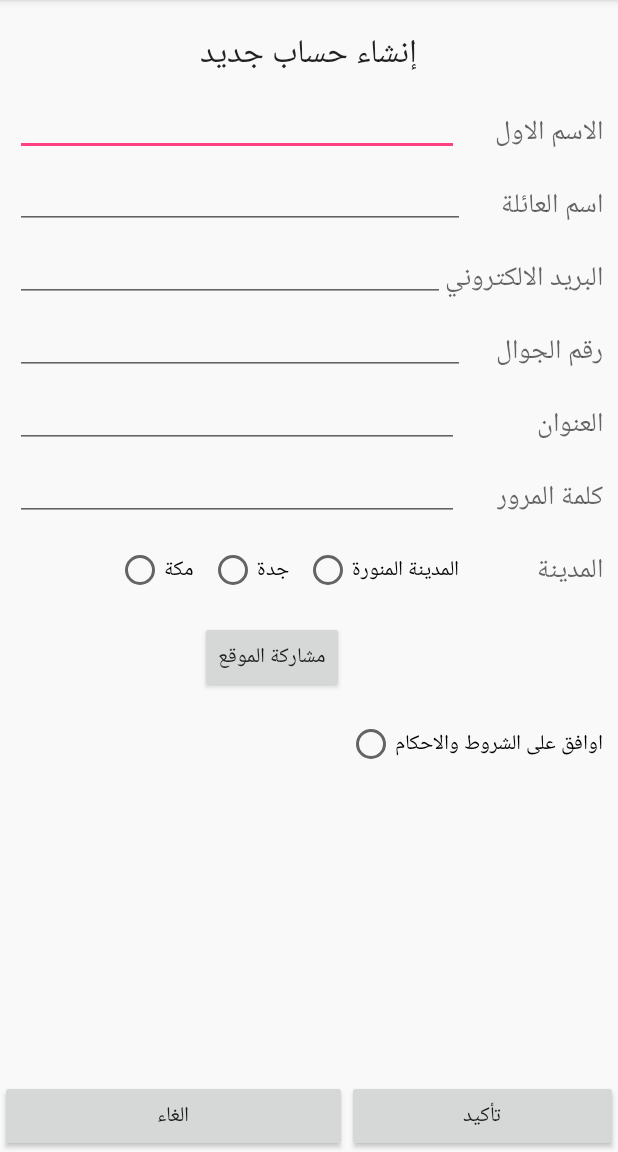
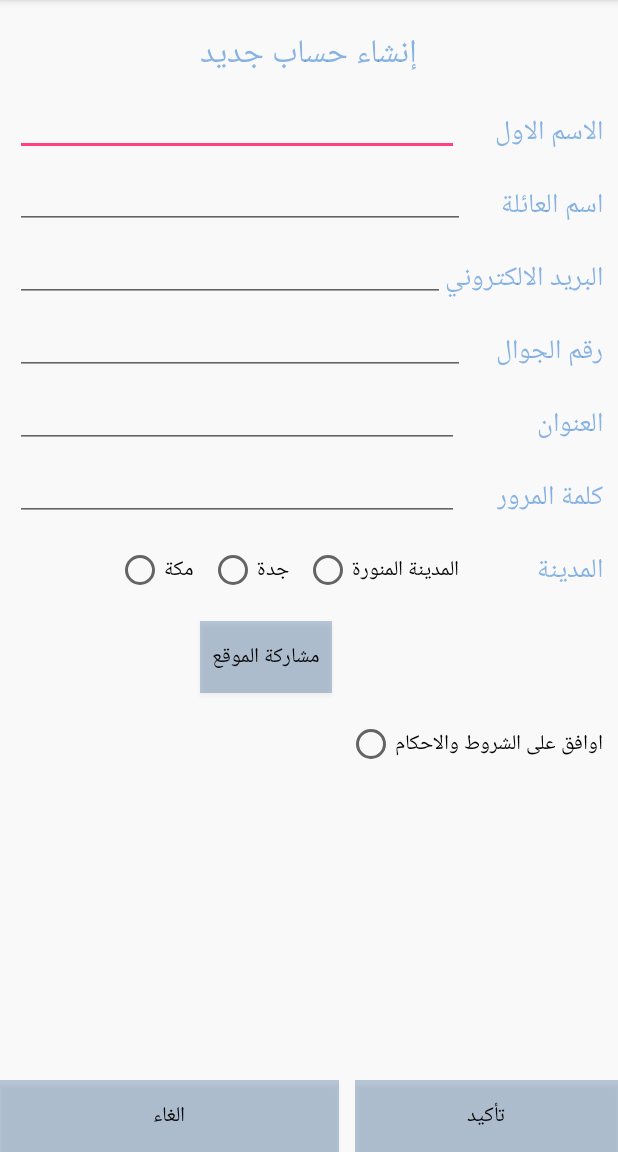
Before and after one commit to rahmony/ElectronicKitchen, an Android app: the SignUpActivity screen opened directly, with no data from a screen before it, on a phone screen of 412 x 824 dp, the part 84-1236 px from its top. Run offline under Robolectric (Android 15) with nearby library versions, the phone set to English and light mode, and no system bars.

Commit message:
The fourth review of the previous code and modify it.

```diff
--- a/app/src/main/res/layout/activity_sign_up.xml
+++ b/app/src/main/res/layout/activity_sign_up.xml
@@ -12,6 +12,7 @@
         android:textAppearance="?android:attr/textAppearanceLarge"
         android:text="@string/sin_up"
         android:id="@+id/text_sin_up"
+        android:textColor="#7d0f6ace"
         android:layout_alignParentTop="true"
         android:layout_centerHorizontal="true"
         android:layout_marginTop="18dp" />
@@ -22,6 +23,7 @@
         android:textAppearance="?android:attr/textAppearanceMedium"
         android:text="@string/first_name"
         android:id="@+id/text_first_name"
+        android:textColor="#7d0f6ace"
         android:layout_below="@+id/text_sin_up"
         android:layout_alignParentEnd="true"
         android:layout_marginTop="18dp"
@@ -43,6 +45,7 @@
         android:textAppearance="?android:attr/textAppearanceMedium"
         android:text="@string/last_name"
         android:id="@+id/text_last_name"
+        android:textColor="#7d0f6ace"
         android:layout_below="@+id/text_first_name"
         android:layout_alignParentEnd="true"
         android:layout_marginTop="18dp"
@@ -64,6 +67,7 @@
         android:textAppearance="?android:attr/textAppearanceMedium"
         android:text="@string/email"
         android:id="@+id/text_email"
+        android:textColor="#7d0f6ace"
         android:layout_below="@+id/text_last_name"
         android:layout_alignParentEnd="true"
         android:layout_marginTop="18dp"
@@ -84,6 +88,7 @@
         android:layout_height="wrap_content"
         android:textAppearance="?android:attr/textAppearanceMedium"
         android:text="@string/phone_number"
+        android:textColor="#7d0f6ace"
         android:id="@+id/text_phone_number"
         android:layout_below="@+id/text_email"
         android:layout_alignParentEnd="true"
@@ -106,6 +111,7 @@
         android:textAppearance="?android:attr/textAppearanceMedium"
         android:text="@string/address"
         android:id="@+id/text_address"
+        android:textColor="#7d0f6ace"
         android:layout_below="@+id/text_phone_number"
         android:layout_alignParentEnd="true"
         android:layout_marginTop="18dp"
@@ -125,6 +131,7 @@
         android:textAppearance="?android:attr/textAppearanceMedium"
         android:text="@string/password"
         android:id="@+id/text_password"
+        android:textColor="#7d0f6ace"
         android:layout_below="@+id/text_address"
         android:layout_alignParentEnd="true"
         android:layout_marginTop="18dp"
@@ -146,6 +153,7 @@
         android:textAppearance="?android:attr/textAppearanceMedium"
         android:text="@string/city"
         android:id="@+id/text_city"
+        android:textColor="#7d0f6ace"
         android:layout_below="@+id/text_password"
         android:layout_alignParentEnd="true"
         android:layout_marginTop="18dp"
@@ -189,6 +197,8 @@
         android:layout_width="wrap_content"
         android:layout_height="wrap_content"
         android:text="@string/share_location"
+        android:background="#470e4582"
+        android:textColor="#050505"
         android:id="@+id/btn_share_location"
         android:layout_below="@+id/radioButton_madina"
         android:layout_alignStart="@+id/text_sin_up"
@@ -208,21 +218,27 @@
         android:layout_height="wrap_content"
         android:text="@string/confirm"
         android:id="@+id/btn_confirm"
+        android:background="#470e4582"
+        android:textColor="#050505"
         android:layout_alignParentBottom="true"
         android:layout_alignParentEnd="true"
         android:layout_toEndOf="@+id/btn_share_location"
         android:layout_alignStart="@+id/radioButton_bands_agree"
-        android:layout_marginTop="18dp" />
+        android:layout_marginTop="18dp"
+        android:layout_marginLeft="5dp" />
 
     <Button
         android:layout_width="wrap_content"
         android:layout_height="wrap_content"
         android:text="@string/cancel"
         android:id="@+id/btn_cancel"
+        android:background="#470e4582"
+        android:textColor="#050505"
         android:layout_alignBottom="@+id/btn_confirm"
         android:layout_alignParentStart="true"
         android:layout_toStartOf="@+id/btn_confirm"
-        android:layout_marginTop="18dp" />
+        android:layout_marginTop="18dp"
+        android:layout_marginRight="5dp" />
 
 
 </RelativeLayout>
```
Also changed, not shown: 3 other files.
